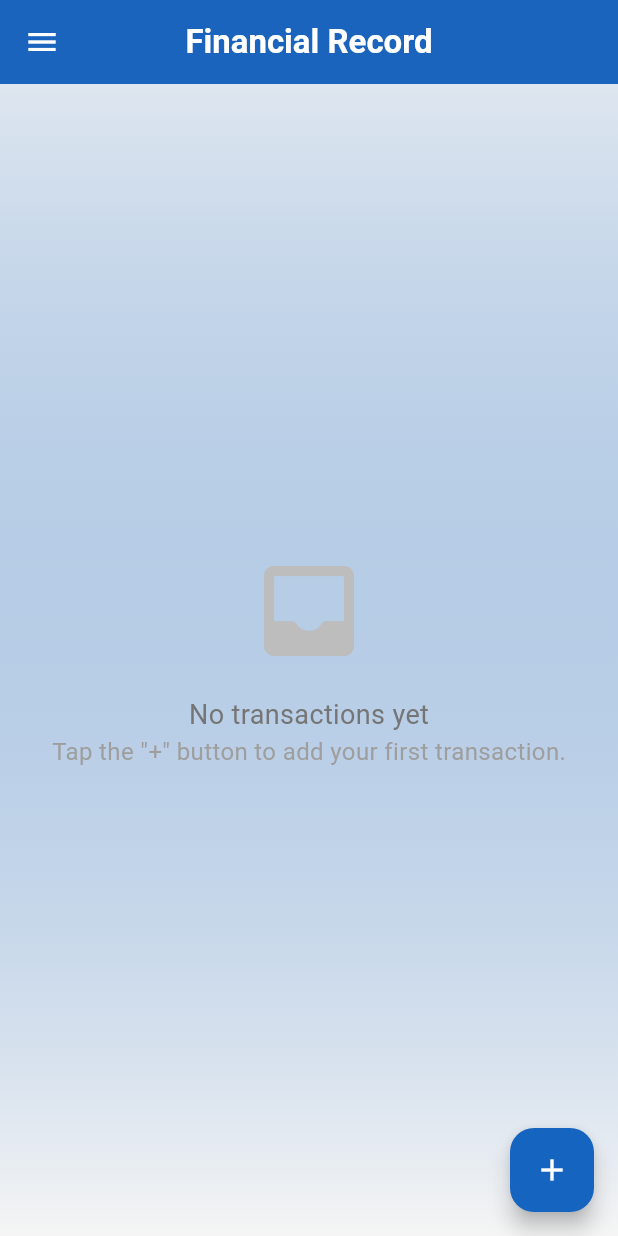
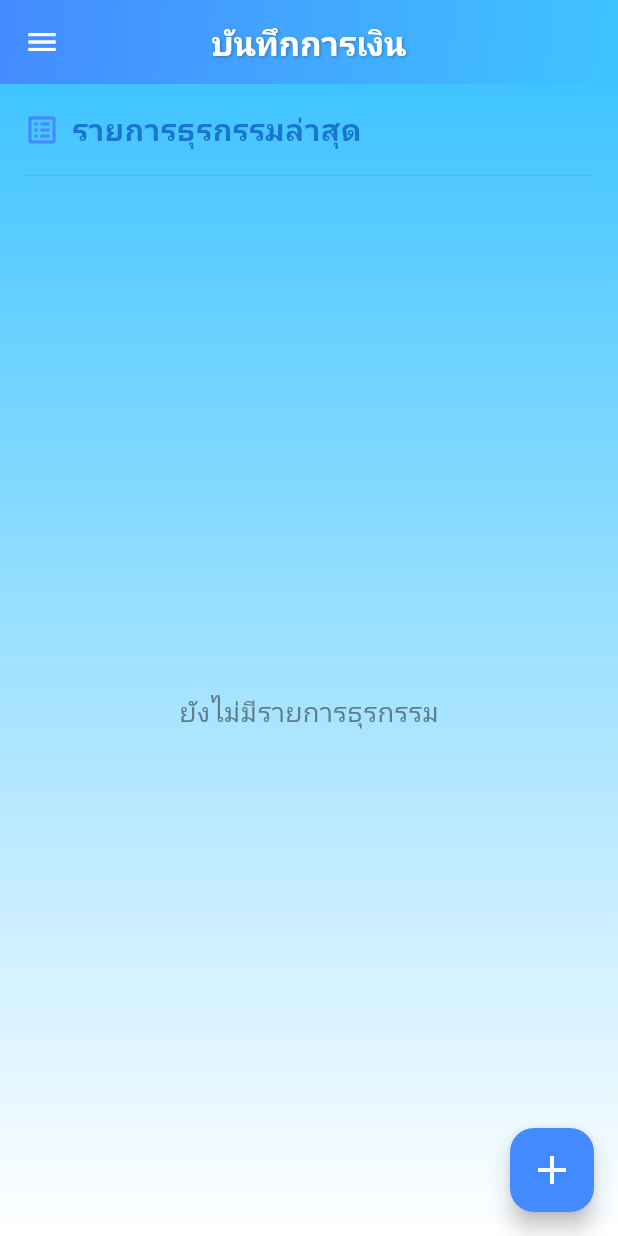
Before and after one commit to sompong47/transaction_api, a Flutter app: the HomeScreen screen opened by its route, in the side drawer, after a tap on the "add" icon, on a phone screen of 412 x 824 dp. Run offline on Flutter 3.47's test engine with Material 3 defaults, Android fonts, the phone set to English and light mode, and no system bars; our stand-ins replace get, hive; accounts and stored records are empty; network calls fail.

Commit message:
update home ui

```diff
--- a/lib/screens/home.dart
+++ b/lib/screens/home.dart
@@ -1,11 +1,11 @@
 import 'dart:convert';
+
 import 'package:flutter/material.dart';
 import 'package:form_validate/services/storage_service.dart';
 import 'package:form_validate/utils/api.dart';
 import 'package:get/get.dart';
 import 'package:form_validate/components/drawer.dart';
 import 'package:http/http.dart' as http;
-import 'package:intl/intl.dart'; // ✨ NEW: สำหรับจัดรูปแบบวันที่และตัวเลข
 
 import '../components/transaction_card.dart';
 import '../controllers/auth_controller.dart';
@@ -21,19 +21,13 @@ class HomeScreen extends StatefulWidget {
 }
 
 class _HomeScreenState extends State<HomeScreen> {
-  final AuthController authController = Get.put(AuthController());
-  final TransactionController transactionController =
-      Get.put(TransactionController());
+  final AuthController authController = Get.find<AuthController>();
   final StorageService _storageService = StorageService();
 
-  // ✨ UPDATED: แยก Future ออกมาเพื่อให้เรียกใช้แค่ครั้งเดียวใน initState
-  late Future<List<TransactionData>> _transactionFuture;
-
-  @override
-  void initState() {
-    super.initState();
-    _transactionFuture = _getAllTransaction();
-  }
+  // ใช้งาน TransactionController แทน RxList
+  final TransactionController transactionController = Get.put(
+    TransactionController(),
+  );
 
   Future<List<TransactionData>> _getAllTransaction() async {
     await _storageService.init();
@@ -57,167 +51,185 @@ class _HomeScreenState extends State<HomeScreen> {
       } else {
         final json = jsonDecode(response.body);
         final list = json['data'] as List<dynamic>;
-        final transactions = list
-            .map((item) => TransactionData.fromJson(item as Map<String, dynamic>))
-            .toList();
+        transactionController.setTransactions(
+          list
+              .map(
+                (item) =>
+                    TransactionData.fromJson(item as Map<String, dynamic>),
+              )
+              .toList(),
+        );
+      }
 
-        // ✨ NEW: เรียงลำดับรายการล่าสุดขึ้นก่อน
-        transactions.sort((a, b) => b.createdAt!.compareTo(a.createdAt!));
-
-        transactionController.setTransactions(transactions);
       return transactionController.transactions;
-      }
     } catch (e) {
       debugPrint('Error fetching transactions: $e');
-      return []; // คืนค่าเป็น List ว่างในกรณีที่เกิด Error
+      return [];
     }
-  }
-
-  // ✨ NEW: ฟังก์ชันสำหรับ Refresh ข้อมูล
-  Future<void> _refreshTransactions() async {
-    setState(() {
-      _transactionFuture = _getAllTransaction();
-    });
   }
 
   @override
   Widget build(BuildContext context) {
-    // ✨ NEW: กำหนดสีหลัก
-    final Color primaryColor = Colors.blue.shade800;
-    final Color backgroundColor = Colors.grey.shade100;
-
     return Scaffold(
-      backgroundColor: backgroundColor, // ✨ NEW: กำหนดสีพื้นหลัง
-      appBar: AppBar(
-        title: const Text(
-          'Financial Record',
-          style: TextStyle(fontWeight: FontWeight.bold, color: Colors.white),
+      appBar: PreferredSize(
+        preferredSize: const Size.fromHeight(56),
+        child: AppBar(
+          flexibleSpace: Container(
+            decoration: const BoxDecoration(
+              gradient: LinearGradient(
+                colors: [Colors.blueAccent, Colors.lightBlueAccent],
+                begin: Alignment.topLeft,
+                end: Alignment.bottomRight,
               ),
-        backgroundColor: primaryColor, // ✨ UPDATED: ใช้สีหลัก
-        elevation: 2, // ✨ NEW: เพิ่มเงาเล็กน้อย
-        iconTheme: const IconThemeData(color: Colors.white), // ✨ NEW: เปลี่ยนสีไอคอน Drawer เป็นสีขาว
+            ),
+          ),
+          title: const Text('บันทึกการเงิน',
+              style: TextStyle(
+                fontWeight: FontWeight.bold,
+                color: Colors.white,
+                shadows: [
+                  Shadow(
+                    color: Colors.black26,
+                    offset: Offset(1, 1),
+                    blurRadius: 2,
+                  ),
+                ],
+              )),
+          elevation: 0,
+          backgroundColor: Colors.transparent,
+        ),
       ),
       drawer: AppDrawer(),
       body: Container(
-        // ✨ NEW: เพิ่ม Gradient ให้พื้นหลังดูมีมิติ
-        decoration: BoxDecoration(
+        decoration: const BoxDecoration(
           gradient: LinearGradient(
-            colors: [primaryColor.withOpacity(0.1), backgroundColor],
+            colors: [Colors.lightBlueAccent, Colors.white],
             begin: Alignment.topCenter,
             end: Alignment.bottomCenter,
           ),
         ),
-        child: FutureBuilder<List<TransactionData>>(
-          future: _transactionFuture,
+        child: FutureBuilder(
+          future: _getAllTransaction(),
           builder: (context, snapshot) {
             if (snapshot.connectionState == ConnectionState.waiting) {
-              return Center(child: CircularProgressIndicator(color: primaryColor));
+              return const Center(child: CircularProgressIndicator());
             } else if (snapshot.hasError) {
-              return Center(
-                child: Text('Error: ${snapshot.error}', style: TextStyle(color: Colors.red.shade700)),
-              );
+              return Center(child: Text('Error: ${snapshot.error}'));
             } else {
-              // ✨ UPDATED: ใช้ RefreshIndicator เพื่อให้ผู้ใช้ดึงเพื่อรีเฟรชได้
-              return RefreshIndicator(
-                onRefresh: _refreshTransactions,
-                color: primaryColor,
-                child: Obx(
-                  () {
-                    if (transactionController.transactions.isEmpty) {
-                      // ✨ NEW: แสดงผลเมื่อไม่มีข้อมูล (Empty State)
-                      return Center(
-                        child: Column(
-                          mainAxisAlignment: MainAxisAlignment.center,
+              return Column(
                 children: [
-                            Icon(Icons.inbox_rounded, size: 80, color: Colors.grey.shade400),
                   const SizedBox(height: 16),
+                  Padding(
+                    padding: const EdgeInsets.symmetric(horizontal: 16),
+                    child: Row(
+                      children: [
+                        const Icon(Icons.list_alt, color: Colors.blueAccent),
+                        const SizedBox(width: 8),
                         Text(
-                              'No transactions yet',
-                              style: TextStyle(fontSize: 18, color: Colors.grey.shade600),
+                          'รายการธุรกรรมล่าสุด',
+                          style: TextStyle(
+                            fontSize: 20,
+                            fontWeight: FontWeight.bold,
+                            color: Colors.blue[700],
                           ),
-                            const Text(
-                              'Tap the "+" button to add your first transaction.',
-                              style: TextStyle(color: Colors.grey),
                         ),
                       ],
                     ),
-                      );
-                    }
-                    return ListView.builder(
-                      padding: const EdgeInsets.all(8.0), // ✨ NEW: เพิ่ม Padding รอบๆ ListView
+                  ),
+                  const SizedBox(height: 8),
+                  Divider(
+                    color: Colors.blueAccent.withOpacity(0.3),
+                    thickness: 1,
+                    indent: 16,
+                    endIndent: 16,
+                  ),
+                  Expanded(
+                    child: Obx(
+                      () => transactionController.transactions.isEmpty
+                          ? Center(
+                              child: Text(
+                                'ยังไม่มีรายการธุรกรรม',
+                                style: TextStyle(
+                                  color: Colors.blueGrey,
+                                  fontSize: 18,
+                                ),
+                              ),
+                            )
+                          : ListView.builder(
+                              padding: const EdgeInsets.symmetric(
+                                  horizontal: 16, vertical: 8),
                               itemCount: transactionController.transactions.length,
                               itemBuilder: (context, index) {
                                 return TransacCard(
-                          transaction: transactionController.transactions[index],
-                        );
-                      },
+                                  transaction:
+                                      transactionController.transactions[index],
                                 );
                               },
                             ),
+                    ),
+                  ),
+                ],
               );
             }
           },
         ),
       ),
       floatingActionButton: FloatingActionButton(
+        backgroundColor: Colors.blueAccent,
+        elevation: 6,
+        shape: RoundedRectangleBorder(
+          borderRadius: BorderRadius.circular(16),
+        ),
         onPressed: () {
           showModalBottomSheet(
             context: context,
             isScrollControlled: true,
-            // ✨ NEW: ทำให้ BottomSheet ขอบมนด้านบน
-            shape: const RoundedRectangleBorder(
-              borderRadius: BorderRadius.vertical(top: Radius.circular(20)),
-            ),
+            backgroundColor: Colors.transparent,
             builder: (context) {
               return DraggableScrollableSheet(
                 expand: false,
                 initialChildSize: 0.8,
                 minChildSize: 0.5,
-                maxChildSize: 0.9,
+                maxChildSize: 1.0,
                 builder: (context, scrollController) {
-                  return ClipRRect( // ✨ NEW: ครอบเพื่อให้ content ข้างในไม่ล้นขอบมน
-                     borderRadius: const BorderRadius.vertical(top: Radius.circular(20)),
-                    child: Stack(
+                  return Stack(
                     children: [
-                        SingleChildScrollView(
+                      Container(
+                        decoration: BoxDecoration(
+                          color: Colors.white,
+                          borderRadius: const BorderRadius.vertical(
+                            top: Radius.circular(24),
+                          ),
+                          boxShadow: [
+                            BoxShadow(
+                              color: Colors.blueAccent.withOpacity(0.2),
+                              blurRadius: 12,
+                              offset: const Offset(0, -4),
+                            ),
+                          ],
+                        ),
+                        child: SingleChildScrollView(
                           controller: scrollController,
-                          child: Padding(
-                            padding: const EdgeInsets.only(top: 40.0), // ✨ NEW: เพิ่มที่ว่างด้านบนให้ปุ่มปิด
-                            child: const TransactionForm(),
+                          child: TransactionForm(),
                         ),
                       ),
-                        // ✨ UPDATED: ปรับปรุงปุ่มปิดให้สวยงามขึ้น
                       Positioned(
-                          top: 12,
-                          right: 12,
-                          child: InkWell(
-                             borderRadius: BorderRadius.circular(30),
-                             onTap: () => Navigator.of(context).pop(),
-                             child: Container(
-                               padding: const EdgeInsets.all(4),
-                               decoration: BoxDecoration(
-                                 color: Colors.grey.shade200,
-                                 shape: BoxShape.circle,
-                               ),
-                               child: const Icon(Icons.close, size: 24, color: Colors.black54),
-                             ),
+                        top: 8,
+                        right: 8,
+                        child: IconButton(
+                          icon: const Icon(Icons.close, size: 28),
+                          color: Colors.blueAccent,
+                          onPressed: () => Navigator.of(context).pop(),
                         ),
                       ),
                     ],
-                    ),
                   );
                 },
               );
             },
-            // ✨ NEW: เมื่อเพิ่มข้อมูลเสร็จให้ทำการ refresh หน้าจอ
-          ).then((value) {
-             if (value == true) { // สมมติว่า TransactionForm คืนค่า true เมื่อมีการเพิ่มข้อมูลสำเร็จ
-                _refreshTransactions();
-             }
-          });
+          );
         },
-        backgroundColor: primaryColor, // ✨ UPDATED: ใช้สีหลัก
-        child: const Icon(Icons.add, color: Colors.white),
+        child: const Icon(Icons.add, color: Colors.white, size: 32),
       ),
     );
   }
--- a/lib/screens/login.dart
+++ b/lib/screens/login.dart
@@ -66,16 +66,17 @@ class _LoginScreenState extends State<LoginScreen>
     });
 
     try {
-      AuthController authController = Get.put(AuthController());
+      AuthController authController = Get.find<AuthController>();
       bool loginSuccess = await authController.login(
         email: _emailController.text,
         password: _passwordController.text,
       );
-
+      print('loginSuccess: $loginSuccess');
       if (loginSuccess) {
         NavigationHelper.toHome(clearStack: true);
       }
     } catch (e) {
+      print('Login error: $e');
       NavigationHelper.showErrorSnackBar(
         'เกิดข้อผิดพลาดในการเข้าสู่ระบบ กรุณาลองใหม่อีกครั้ง',
       );
```
Lines whose indentation alone changed are shown as unchanged.
